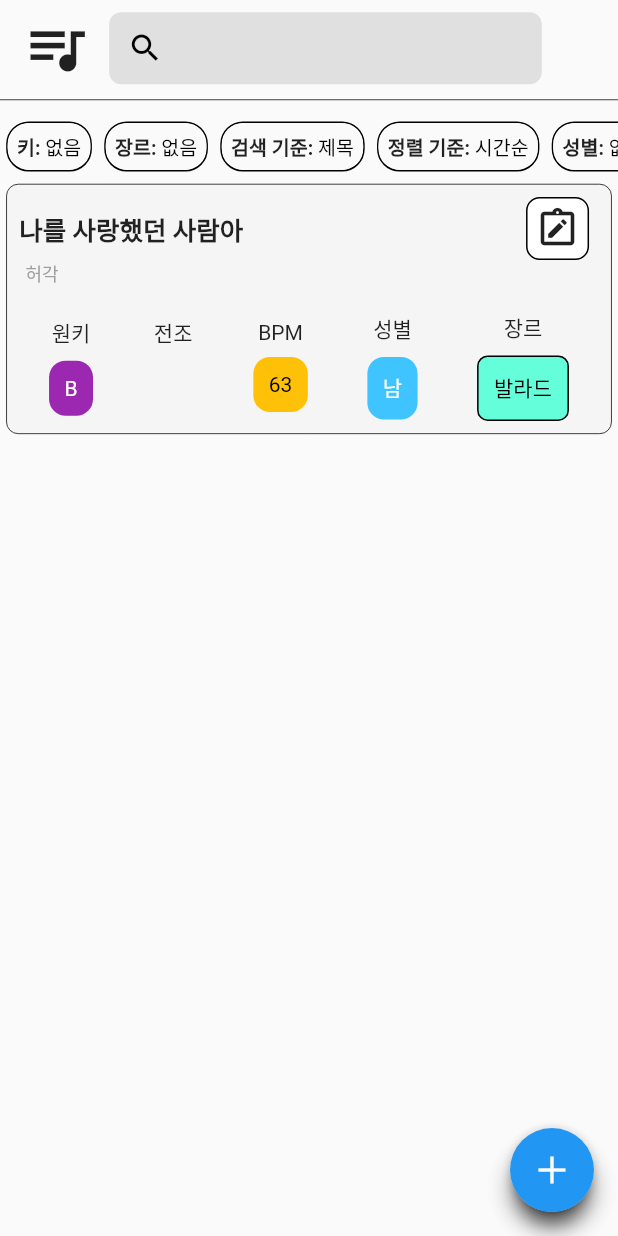
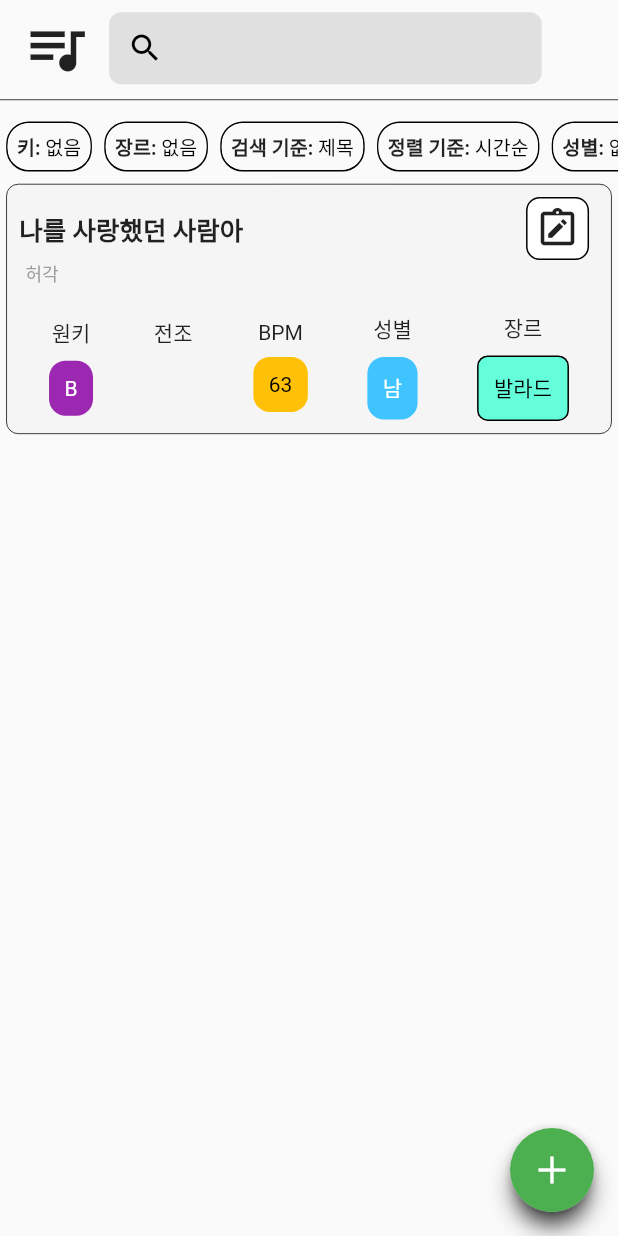
Before and after one commit to SeungGun/Chord-Player-Mobile, a Flutter app: the screen it shows after launch, on a phone screen of 412 x 824 dp. Run offline on Flutter 3.47's test engine with Material 2 defaults, Android fonts, the phone set to English and light mode, and no system bars.

Commit message:
style: 커스텀 fab 테마 색상 변경

```diff
--- a/lib/component/ActionButton.dart
+++ b/lib/component/ActionButton.dart
@@ -12,7 +12,7 @@ class ActionButton extends StatelessWidget {
     return Material(
         clipBehavior: Clip.antiAlias,
         shape: CircleBorder(),
-        color: Theme.of(context).accentColor,
+        color: Colors.greenAccent,
         elevation: 4.0,
         child: IconButton(icon: icon, onPressed: onPressed));
   }
--- a/lib/component/Expandable.dart
+++ b/lib/component/Expandable.dart
@@ -69,7 +69,7 @@ class _ExpandableState extends State<Expandable>
         onPressed: toggle,
         child: Icon(
           Icons.close,
-          color: Theme.of(context).primaryColor,
+          color: Colors.red,
         ),
       ),
     );
@@ -82,6 +82,7 @@ class _ExpandableState extends State<Expandable>
       transform: Matrix4.rotationZ(_open ? 0 : pi / 4), //원주의 1/4만큼 rotate하겠다.
       child: AnimatedOpacity(
         child: FloatingActionButton(
+          backgroundColor: Colors.green,
           onPressed: toggle,
           child: Icon(Icons.close),
         ),
```
